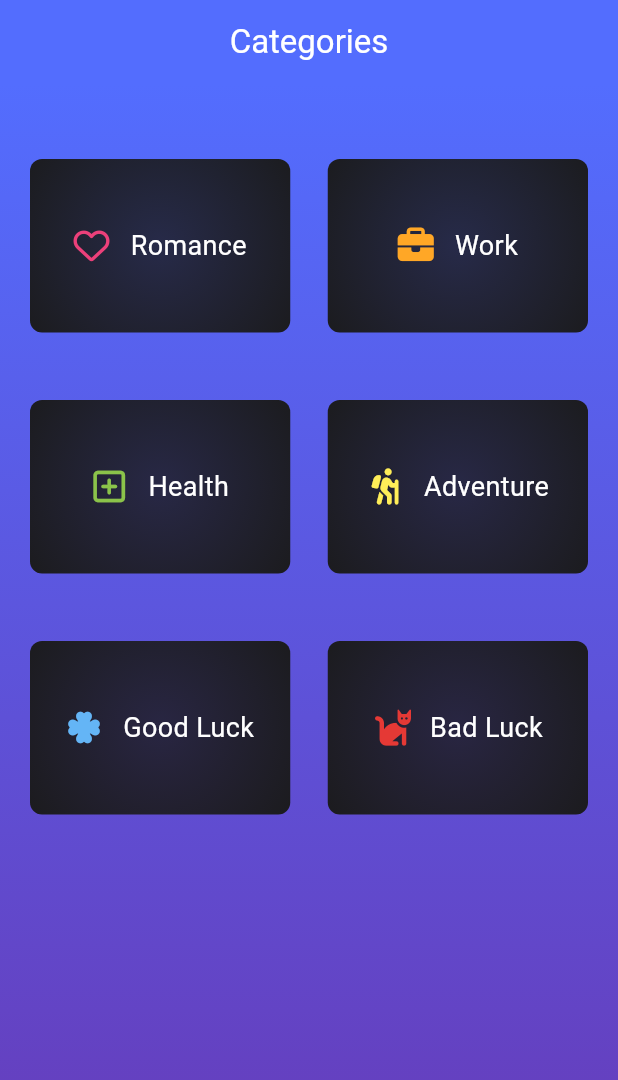
After one commit to leoQuin3/flutter-fortune-teller, a Flutter app: the CategoriesScreen screen opened by its route, on a phone screen of 412 x 824 dp. The commit adds this screen. Shown: the top 1080 px of the screen. Run offline on Flutter 3.47's test engine with Material 3 defaults, Android fonts, the phone set to English and light mode, and no system bars; our stand-ins replace cloud_firestore, firebase_auth, firebase_core, firebase_storage, flutter_riverpod, flutter_secure_storage and 8 more; accounts and stored records are empty; generated files the repository leaves out were written again.

Commit message:
Created categories_screen.dart and categories.dart. Co-authored-by: JamesFurdui <JamesFurdui@users.noreply.github.com>

```diff
--- a/lib/main.dart
+++ b/lib/main.dart
@@ -13,6 +13,7 @@
 
 // Flutter external package imports
 import 'package:csc322_starter_app/providers/provider_fortunes.dart';
+import 'package:csc322_starter_app/screens/general/categories_screen.dart';
 import 'package:flutter_riverpod/flutter_riverpod.dart';
 import 'package:firebase_core/firebase_core.dart';
 import 'package:go_router/go_router.dart';
@@ -50,7 +51,8 @@ final providerTts = ChangeNotifierProvider<ProviderTts>((ref) {
   final userProfile = ref.watch(providerUserProfile);
   return ProviderTts(userProfile);
 });
-final providerFortunes = ChangeNotifierProvider<ProviderFortunes>((ref) => ProviderFortunes(ref));
+final providerFortunes =
+    ChangeNotifierProvider<ProviderFortunes>((ref) => ProviderFortunes(ref));
 
 //////////////////////////////////////////////////////////////////////////
 // MAIN entry point to start app.
@@ -133,6 +135,11 @@ class _MyAppState extends State<MyApp> {
         builder: (BuildContext context, GoRouterState state) =>
             ScreenAlternate(),
       ),
+      // Categories screen
+      GoRoute(
+        path: CategoriesScreen.routeName,
+        builder: (context, state) => CategoriesScreen(),
+      )
     ],
   );
 
--- /dev/null
+++ b/lib/screens/general/categories_screen.dart
@@ -0,0 +1,83 @@
+import 'package:csc322_starter_app/widgets/general/categories.dart';
+import 'package:flutter/material.dart';
+import 'package:flutter_riverpod/flutter_riverpod.dart';
+
+class CategoriesScreen extends ConsumerStatefulWidget {
+  const CategoriesScreen({super.key});
+
+  static const routeName = '/categoryPage';
+
+  @override
+  ConsumerState<CategoriesScreen> createState() => _CategoriesState();
+}
+
+class _CategoriesState extends ConsumerState<CategoriesScreen> {
+  final Map<int, bool> _hoverStates = {};
+
+  @override
+  Widget build(BuildContext context) {
+    return Scaffold(
+      appBar: AppBar(
+        title: Text('Categories', style: TextStyle(color: Theme.of(context).colorScheme.onPrimary)),
+        centerTitle: true,
+        backgroundColor: Theme.of(context).colorScheme.primary,
+      ),
+      body: Container(
+        alignment: Alignment.center,
+        decoration: BoxDecoration(
+          gradient: LinearGradient(colors: <Color>[
+            Theme.of(context).colorScheme.primary,
+            Theme.of(context).colorScheme.secondary,
+          ], begin: Alignment.topCenter, end: Alignment.bottomCenter),
+        ),
+        child: GridView.builder(
+          padding: EdgeInsets.symmetric(vertical: 50, horizontal: 20),
+          gridDelegate: const SliverGridDelegateWithFixedCrossAxisCount(
+            crossAxisCount: 2,
+            crossAxisSpacing: 25,
+            mainAxisSpacing: 45,
+            childAspectRatio: 1.5,
+          ),
+          itemCount: 6,
+          itemBuilder: (context, index) {
+            // Get category styling
+            Color categoryColor = getCategoryColor(Categories.values[index]);
+            String categoryText = getCategoryName(Categories.values[index]);
+            IconData categoryIcon = getCategoryIcon(Categories.values[index]);
+
+            return GestureDetector(
+              onTap: () {},
+              child: Container(
+                alignment: Alignment.center,
+                decoration: BoxDecoration(
+                  gradient: RadialGradient(
+                    colors: [
+                      Theme.of(context).colorScheme.onSurface.withAlpha(200),
+                      Theme.of(context).colorScheme.onSurface,
+                    ],
+                    radius: 1,
+                  ),
+                  borderRadius: BorderRadius.all(Radius.circular(8)),
+                ),
+                child: Row(
+                  mainAxisAlignment: MainAxisAlignment.center,
+                  children: [
+                    Icon(
+                      categoryIcon,
+                      color: categoryColor,
+                    ),
+                    SizedBox(width: 14),
+                    Text(
+                      categoryText,
+                      style: TextStyle(fontSize: 18, color: Colors.white),
+                    ),
+                  ],
+                ),
+              ),
+            );
+          },
+        ),
+      ),
+    );
+  }
+}
--- a/lib/screens/general/screen_alternate.dart
+++ b/lib/screens/general/screen_alternate.dart
@@ -87,10 +87,13 @@ class _ScreenAlternateState extends ConsumerState<ScreenAlternate> {
               child: Dismissible(
                 key: Key(fortuneList[index].id),
                 direction: DismissDirection.endToStart,
+
                 child: FortuneListItem(
                   text: fortuneList[index].text,
                   type: fortuneList[index].type,
                 ),
+
+                // Red background when deleting
                 background: Container(
                   alignment: Alignment.centerRight,
                   padding: EdgeInsets.only(right: 20),
--- /dev/null
+++ b/lib/widgets/general/categories.dart
@@ -0,0 +1,57 @@
+import 'package:flutter/material.dart';
+import 'package:font_awesome_flutter/font_awesome_flutter.dart';
+
+// *********************************************
+// Different categories that describes a fortune
+// *********************************************
+enum Categories { ROMANCE, WORK, HEALTH, ADVENTURE, GOOD_LUCK, BAD_LUCK }
+
+// ******************************************
+// METHODS
+// ******************************************
+// Match color to category
+Color getCategoryColor(Categories category) {
+  switch (category) {
+    case Categories.GOOD_LUCK:
+      return Colors.blue.shade300;
+    case Categories.HEALTH:
+      return Colors.lightGreen;
+    case Categories.ADVENTURE:
+      return Colors.yellow.shade400;
+    case Categories.WORK:
+      return Colors.orange.shade400;
+    case Categories.ROMANCE:
+      return Colors.pink.shade400;
+    case Categories.BAD_LUCK:
+      return Colors.red.shade600;
+    default:
+      return Colors.grey;
+  }
+}
+
+// Match color to Icon
+IconData getCategoryIcon(Categories category) {
+  switch (category) {
+    case Categories.GOOD_LUCK:
+      return FontAwesomeIcons.clover;
+    case Categories.HEALTH:
+      return FontAwesomeIcons.squarePlus;
+    case Categories.ADVENTURE:
+      return FontAwesomeIcons.personHiking;
+    case Categories.WORK:
+      return FontAwesomeIcons.briefcase;
+    case Categories.ROMANCE:
+      return FontAwesomeIcons.heart;
+    case Categories.BAD_LUCK:
+      return FontAwesomeIcons.cat;
+    default:
+      return FontAwesomeIcons.comment;
+  }
+}
+
+String getCategoryName(Categories category) {
+  return category.name
+      .split('_')
+      .map((word) => word[0].toUpperCase() + word.substring(1).toLowerCase())
+      .join(' ');
+}
--- a/pubspec.yaml
+++ b/pubspec.yaml
@@ -94,6 +94,6 @@ flutter_launcher_icons:
 flutter:
   uses-material-design: true
   assets:
-    - images/
+    - assets/images/
     - animations/
     - assets/
```
Also changed, not shown: lib/screens/general/categories.dart (deleted, +0 -75 lines), lib/widgets/navigation/widget_primary_app_bar.dart (+12 -3 lines), assets/images/category0.gif (added), assets/images/category0.png (added), assets/images/category1.png (added).
